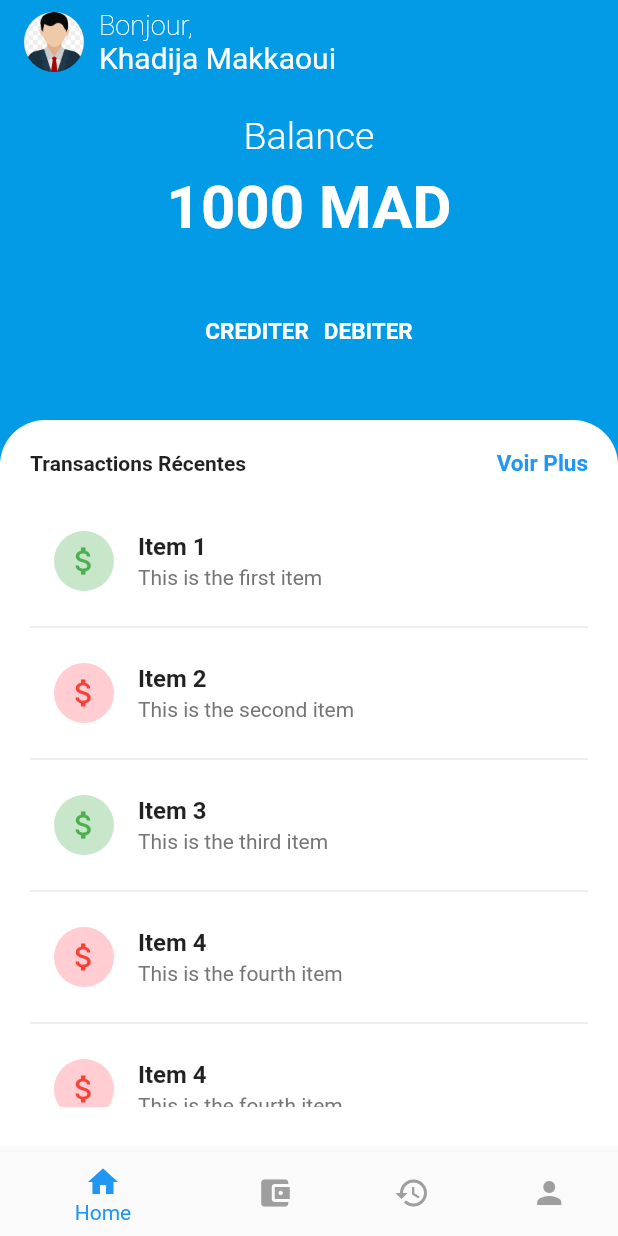
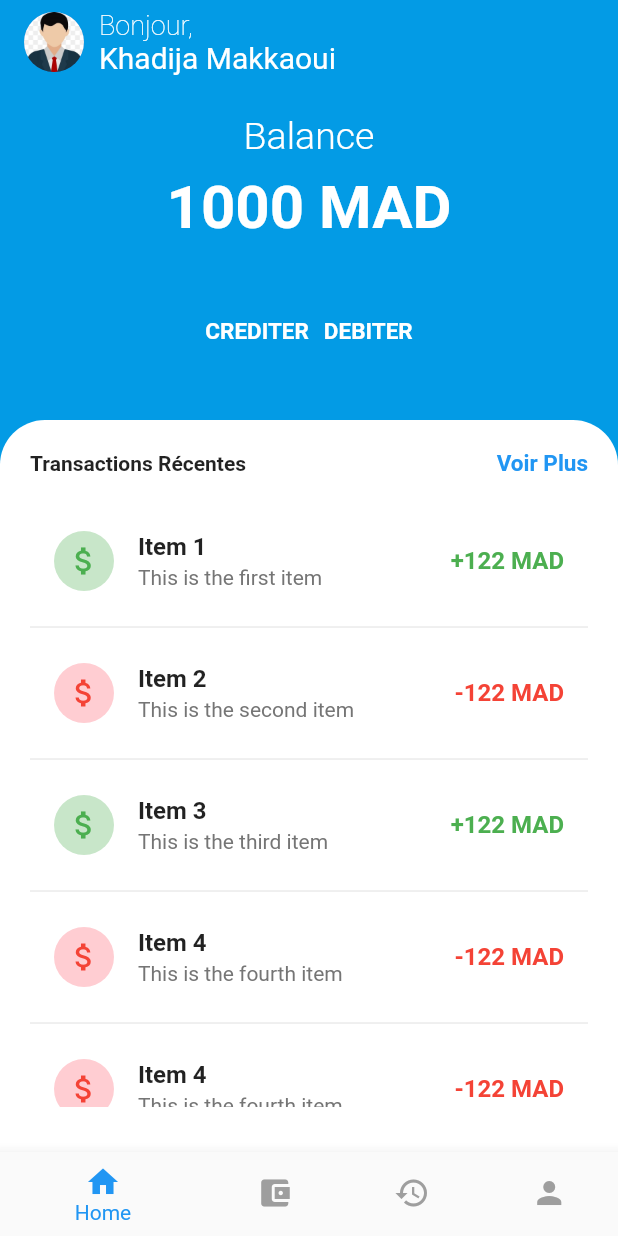
Before and after one commit to KhadijaMakkaoui/e-wallet, a Flutter app: the screen it shows after launch, on a phone screen of 412 x 824 dp. Run offline on Flutter 3.47's test engine with Material 2 defaults, Android fonts, the phone set to English and light mode, and no system bars.

Commit message:
make transaction amount color depand on transaction type

```diff
--- a/front_end/lib/widgets/transaction_list_item.dart
+++ b/front_end/lib/widgets/transaction_list_item.dart
@@ -29,13 +29,16 @@ class TransactionListItem extends StatelessWidget {
           color: Colors.grey[600],
         ),
       ),
-      /*trailing: Text(
-        '\$${transaction.amount}',
+      trailing: Text(
+        /*'\$${transaction.amount}'*/
+       transaction.type == 'credit' ? '-122 MAD':'+122 MAD'        /*transaction.amount.toString()*/ ,
+
         style: TextStyle(
           fontWeight: FontWeight.bold,
           fontSize: 16.0,
-        ),
-      ),*/
+          color: transaction.type == 'credit' ? Colors.red : Colors.green,
+      ),
+      ),
     );
   }
 }
```
